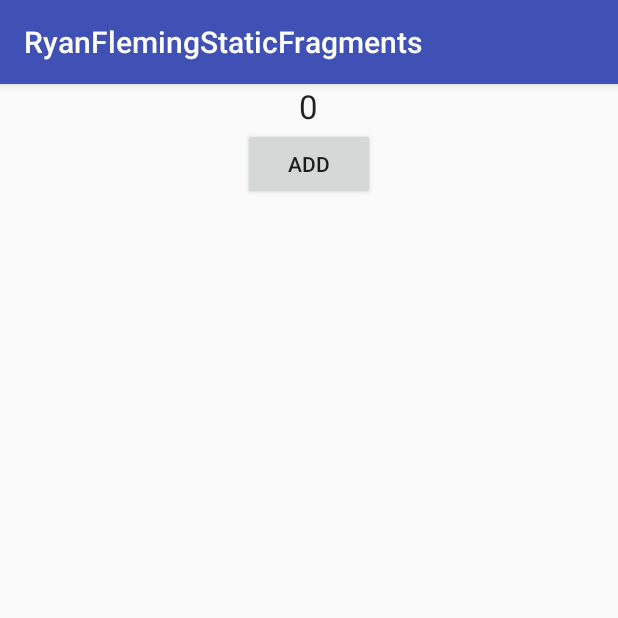
After one commit to RyanTFleming/RyanFlemingStaticFragments, an Android app: the fragment DataDisplayFragment shown on its own in the app's theme, on a phone screen of 412 x 824 dp, the top half of it. The commit adds this screen. Run offline under Robolectric (Android 15) with nearby library versions, the phone set to English and light mode, and no system bars.

Commit message:
Created new fragment DataDisplayFragment. Also added string references for all strings

```diff
--- /dev/null
+++ b/app/src/main/java/edu/westga/ryanflemingstaticfragments/DataDisplayFragment.java
@@ -0,0 +1,29 @@
+package edu.westga.ryanflemingstaticfragments;
+
+
+import android.os.Bundle;
+import android.support.v4.app.Fragment;
+import android.view.LayoutInflater;
+import android.view.View;
+import android.view.ViewGroup;
+
+
+/**
+ * A simple {@link Fragment} subclass.
+ */
+public class DataDisplayFragment extends Fragment {
+
+
+    public DataDisplayFragment() {
+        // Required empty public constructor
+    }
+
+
+    @Override
+    public View onCreateView(LayoutInflater inflater, ViewGroup container,
+                             Bundle savedInstanceState) {
+        // Inflate the layout for this fragment
+        return inflater.inflate(R.layout.fragment_data_display, container, false);
+    }
+
+}
--- /dev/null
+++ b/app/src/main/res/layout/fragment_data_display.xml
@@ -0,0 +1,24 @@
+<LinearLayout xmlns:android="http://schemas.android.com/apk/res/android"
+    xmlns:tools="http://schemas.android.com/tools"
+    android:orientation="vertical"
+    android:layout_width="match_parent"
+    android:layout_height="match_parent"
+    tools:context="edu.westga.ryanflemingstaticfragments.DataDisplayFragment">
+
+    <!-- TODO: Update blank fragment layout -->
+
+    <TextView
+        android:layout_width="wrap_content"
+        android:layout_height="wrap_content"
+        android:textAppearance="?android:attr/textAppearanceLarge"
+        android:text="@string/data_display_default"
+        android:id="@+id/textView2"
+        android:layout_gravity="center_horizontal" />
+
+    <Button
+        android:layout_width="wrap_content"
+        android:layout_height="wrap_content"
+        android:text="@string/button_add"
+        android:id="@+id/button2"
+        android:layout_gravity="center_horizontal" />
+</LinearLayout>
--- a/app/src/main/res/layout/fragment_data_entry.xml
+++ b/app/src/main/res/layout/fragment_data_entry.xml
@@ -11,7 +11,7 @@
         android:layout_width="wrap_content"
         android:layout_height="wrap_content"
         android:textAppearance="?android:attr/textAppearanceLarge"
-        android:text="Enter 2 numbers"
+        android:text="@string/data_entry_message"
         android:id="@+id/textView"
         android:layout_gravity="center_horizontal" />
 
@@ -34,7 +34,7 @@
     <Button
         android:layout_width="wrap_content"
         android:layout_height="wrap_content"
-        android:text="MULTIPLY"
+        android:text="@string/button_multiply"
         android:id="@+id/button"
         android:layout_gravity="center_horizontal" />
 </LinearLayout>
--- a/app/src/main/res/values/strings.xml
+++ b/app/src/main/res/values/strings.xml
@@ -1,7 +1,8 @@
 <resources>
     <string name="app_name">RyanFlemingStaticFragments</string>
     <string name="action_settings">Settings</string>
-
-    <!-- TODO: Remove or change this placeholder text -->
-    <string name="hello_blank_fragment">Hello blank fragment</string>
+    <string name="data_entry_message">Enter 2 numbers</string>
+    <string name="button_multiply">MULTIPLY</string>
+    <string name="button_add">ADD</string>
+    <string name="data_display_default">0</string>
 </resources>
```
